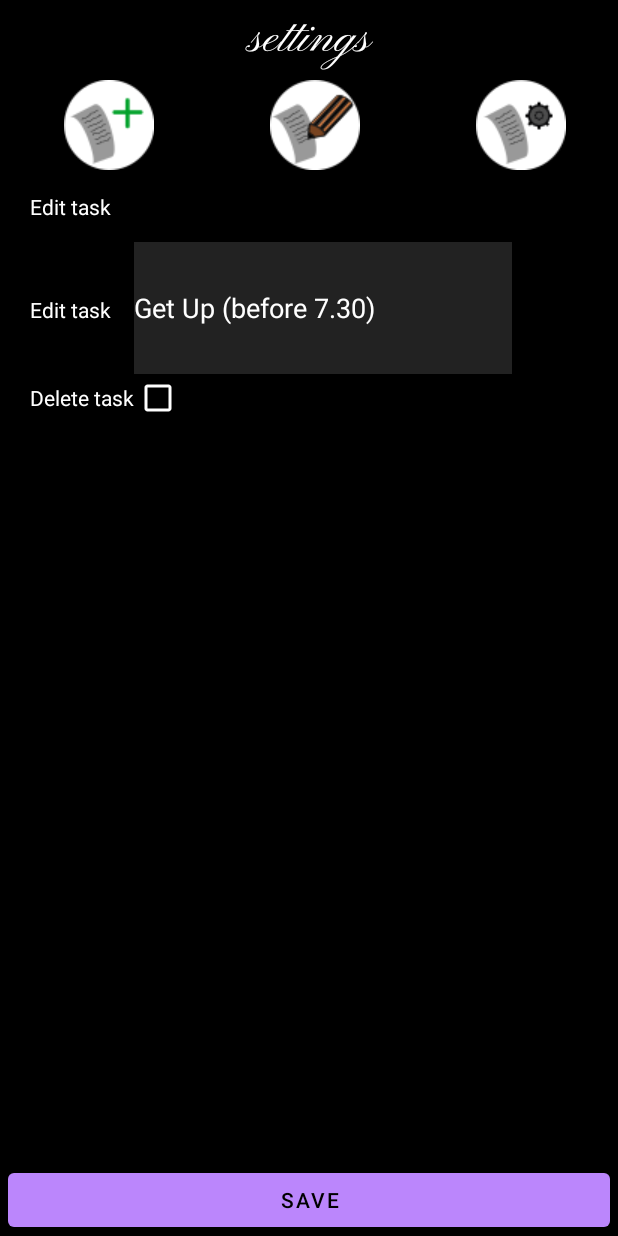
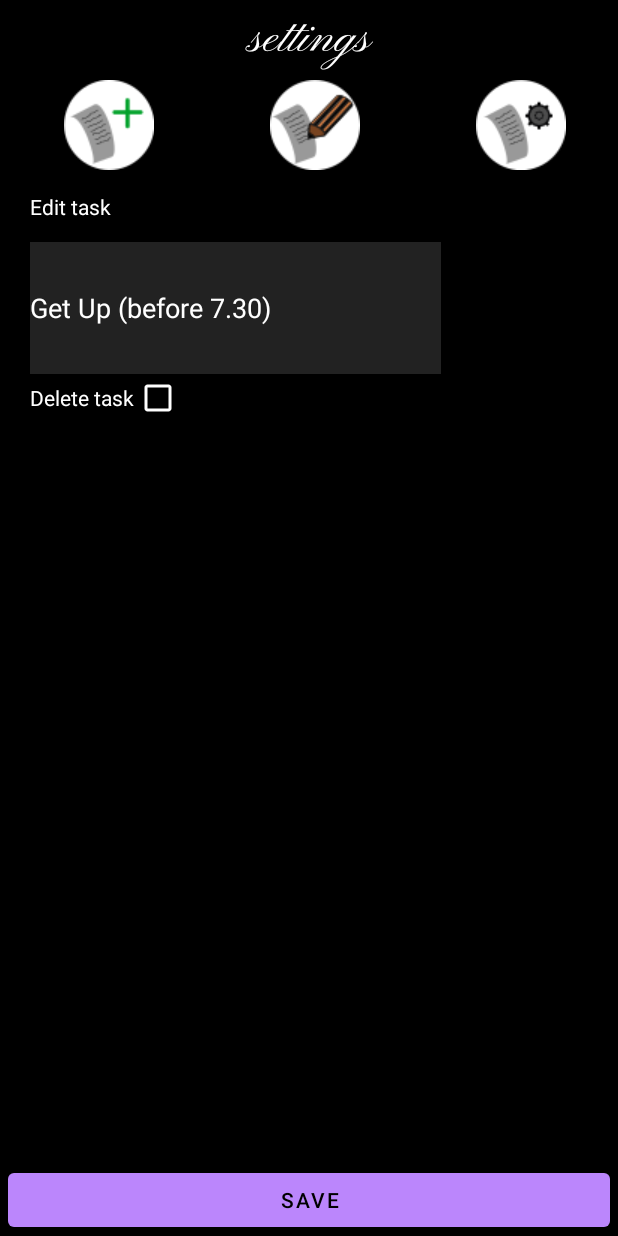
Before and after one commit to IamHere3/TaskApplication, an Android app: the fragment TaskDays placed in its activity, on a phone screen of 412 x 824 dp. Run offline under Robolectric (Android 15) with nearby library versions, the phone set to English and light mode, and no system bars.

Commit message:
Settings width setting Update
uniformed width with setting (optimised) width is currently set though a span entry box in each setting option.
As a result they are all equally broken :). however the framework is now their for after the theme update

```diff
--- a/app/src/main/java/com/example/mementomori/NewTask.java
+++ b/app/src/main/java/com/example/mementomori/NewTask.java
@@ -74,18 +74,9 @@ public class NewTask extends Fragment {
         // Import json array
         Settings activity = (Settings) getActivity();
 
-        // testing size
-        DisplayMetrics displayMetrics = new DisplayMetrics();
+        // width
         assert activity != null;
-        activity.getWindowManager().getDefaultDisplay().getMetrics(displayMetrics);
-
-        // Screen width
-        //device dpi
-        int deviceDPI = (int)(displayMetrics.density * 160f);
-        // px = dp * (dpi/160)
-        // Adjusted screen width - 40dp of padding in fragment holder + text-entry)
-        int pixels = 40 * (deviceDPI / 160);
-        int width = displayMetrics.widthPixels - pixels;
+        int width = activity.width;
 
         // Gets current theme
         int textColor = activity.textColor;
@@ -115,18 +106,17 @@ public class NewTask extends Fragment {
         editEntry.setLines(3);
         // set 40 char limit (about 3 lines)
         editEntry.setFilters(new InputFilter[] {new InputFilter.LengthFilter(100) });
-        editEntry.setWidth(width);
         //editEntry.setLayoutParams(spanPrams);
 
         // apply
         newTaskTitle.addView(editText);
         newTaskEntry.addView(editEntry);
 
-
         TableRow.LayoutParams spanPrams = (TableRow.LayoutParams) editText.getLayoutParams();
         spanPrams.span = 2;
         editEntry.setLayoutParams(spanPrams);
 
+        editEntry.setWidth(width);
 
         TableRow selectDynamicTaskRow = new TableRow(activity);
         selectDynamicTaskRow.setLayoutParams(rowPram);
@@ -341,6 +331,7 @@ public class NewTask extends Fragment {
         // Apply rows
         tableLayout.addView(newTaskTitle);
         tableLayout.addView(newTaskEntry);
+        tableLayout.addView(EditTextRow);
         tableLayout.addView(selectDynamicTaskRow);
         tableLayout.addView(TaskTypeRow);
         tableLayout.addView(taskLength);
--- a/app/src/main/java/com/example/mementomori/Settings.java
+++ b/app/src/main/java/com/example/mementomori/Settings.java
@@ -9,6 +9,7 @@ import android.content.SharedPreferences;
 import android.content.res.ColorStateList;
 import android.os.Bundle;
 import android.text.InputType;
+import android.util.DisplayMetrics;
 import android.view.View;
 import android.view.Window;
 import android.widget.CheckBox;
@@ -72,6 +73,8 @@ public class Settings extends SaveClass {
     int backgroundColor;
     ColorStateList colorStateList;
 
+    int width;
+
     @Override
     protected void onCreate(Bundle savedInstanceState) {
         super.onCreate(savedInstanceState);
@@ -94,6 +97,18 @@ public class Settings extends SaveClass {
 
         // sets text color
         textColor = getResources().getColor(R.color.white);
+
+        // gets width of device
+        DisplayMetrics displayMetrics = new DisplayMetrics();
+        this.getWindowManager().getDefaultDisplay().getMetrics(displayMetrics);
+
+        //device dpi
+        int deviceDPI = (int)(displayMetrics.density * 160f);
+        // px = dp * (dpi/160)
+        int pixels = 40 * (deviceDPI / 160);
+
+        // Adjusted screen width (40px of padding in fragment holder)
+        width = displayMetrics.widthPixels - pixels;
 
         // Initial fragment selection
         FragmentManager EditTasks = getSupportFragmentManager();
--- a/app/src/main/java/com/example/mementomori/TaskDays.java
+++ b/app/src/main/java/com/example/mementomori/TaskDays.java
@@ -60,13 +60,9 @@ public class TaskDays extends Fragment {
         // import json array
         Settings activity = (Settings) getActivity();
 
-        DisplayMetrics displayMetrics = new DisplayMetrics();
+        // Screen width
         assert activity != null;
-        activity.getWindowManager().getDefaultDisplay().getMetrics(displayMetrics);
-
-        // Screen width
-        // Adjusted screen width (40px of padding in fragment holder) - textview (200ish)
-        int width = displayMetrics.widthPixels - 300;
+        int width = activity.width;
 
         // Gets current theme
         int textColor = activity.textColor;
@@ -115,9 +111,6 @@ public class TaskDays extends Fragment {
         Spinner selectTaskDropdown = new Spinner(activity);
         selectTaskDropdown.setAdapter(spinnerArrayAdapter);
         selectTaskDropdown.setId(spinId);
-        // selectTaskDropdown.setBackgroundColor(getResources().getColor(R.color.white));
-        // Adds some px as interestingly the spinner and editText appears to have different lengths (perhaps) due to drop down button of spinner
-        selectTaskDropdown.setMinimumWidth(width + 60);
 
         selectTaskDropdown.setOnItemSelectedListener(new AdapterView.OnItemSelectedListener() {
             @Override
@@ -137,12 +130,11 @@ public class TaskDays extends Fragment {
         selectTaskRow.addView(selectTaskDropdown);
 
         // edit task
+        TableRow editTaskTitle = new TableRow(activity);
+        editTaskTitle.setLayoutParams(rowPram);
+
         TableRow editTaskRow = new TableRow(activity);
         editTaskRow.setLayoutParams(rowPram);
-
-        TextView editText = new TextView(activity);
-        editText.setText(R.string.editTask);
-        editText.setTextColor(textColor);
 
         EditText editEntry = new EditText(activity);
         editEntry.setText(R.string.holderText);
@@ -150,12 +142,16 @@ public class TaskDays extends Fragment {
         editEntry.setId(entryId);
         editEntry.setInputType(InputType.TYPE_CLASS_TEXT | InputType.TYPE_TEXT_FLAG_MULTI_LINE);
         editEntry.setLines(5);
-        editEntry.setMaxWidth(width);
         editEntry.setBackgroundColor(backgroundColor);
 
         // apply
-        editTaskRow.addView(editText);
         editTaskRow.addView(editEntry);
+
+        TableRow.LayoutParams newHobbyParams = (TableRow.LayoutParams) editEntry.getLayoutParams();
+        newHobbyParams.span = 2;
+        editEntry.setLayoutParams(newHobbyParams);
+
+        editEntry.setMaxWidth(width);
 
         // edit task
         TableRow deleteTaskRow = new TableRow(activity);
@@ -173,8 +169,11 @@ public class TaskDays extends Fragment {
         deleteTaskRow.addView(deleteTask);
         deleteTaskRow.addView(deleteCheckbox);
 
+        tableLayout.addView(editTaskTitle);
         tableLayout.addView(selectTaskRow);
+
         tableLayout.addView(editTaskRow);
+
         tableLayout.addView(deleteTaskRow);
 
         return view;
--- a/app/src/main/java/com/example/mementomori/general_settings.java
+++ b/app/src/main/java/com/example/mementomori/general_settings.java
@@ -43,13 +43,8 @@ public class general_settings extends Fragment {
         // import json array
         Settings activity = (Settings) getActivity();
         assert activity != null;
-
-        DisplayMetrics displayMetrics = new DisplayMetrics();
-        activity.getWindowManager().getDefaultDisplay().getMetrics(displayMetrics);
-
         // Screen width
-        // Adjusted screen width (40px of padding in fragment holder) - textview (200ish)
-        int width = displayMetrics.widthPixels - 40;
+        int width = activity.width;
 
         String currentTheme = activity.importTheme();
         String[] hobby = activity.importHobbies();
@@ -101,7 +96,6 @@ public class general_settings extends Fragment {
 
         // Hobbies List
         Spinner hobbySpinner = new Spinner(activity);
-        hobbySpinner.setMinimumWidth(width - 400);
 
         ArrayList<String> hobbySpinnerArray = new ArrayList<String>();
 
@@ -162,7 +156,6 @@ public class general_settings extends Fragment {
         newHobbyText.setSingleLine(false);
         newHobbyText.setInputType(InputType.TYPE_CLASS_TEXT | InputType.TYPE_TEXT_FLAG_MULTI_LINE);
         newHobbyText.setLines(3);
-        newHobbyText.setWidth(width);
         newHobbyText.setBackgroundColor(backgroundColour);
         newHobbyText.setTextColor(textColor);
 
@@ -171,6 +164,8 @@ public class general_settings extends Fragment {
         TableRow.LayoutParams newHobbyParams = (TableRow.LayoutParams) newHobbyText.getLayoutParams();
         newHobbyParams.span = 2;
         newHobbyText.setLayoutParams(newHobbyParams);
+
+        newHobbyText.setWidth(width);
 
         hobbyNew.addView(newHobby);
 
--- a/app/src/main/res/layout/activity_settings.xml
+++ b/app/src/main/res/layout/activity_settings.xml
@@ -70,8 +70,9 @@
             android:layout_width="match_parent"
             android:layout_height="wrap_content"
             android:orientation="horizontal"
+            android:layout_gravity="center_horizontal"
             android:paddingStart="20dp"
-            android:paddingEnd="20dp"
+            android:paddingEnd="0dp"
             >
 
             <!-- Loads fragments -->
--- a/app/src/main/res/layout/fragment_new_task.xml
+++ b/app/src/main/res/layout/fragment_new_task.xml
@@ -7,13 +7,13 @@
 
     <LinearLayout
         android:id="@+id/newTask"
-        android:layout_width="wrap_content"
+        android:layout_width="match_parent"
         android:layout_height="wrap_content"
         android:orientation="vertical">
 
         <LinearLayout
             android:id="@+id/taskName"
-            android:layout_width="wrap_content"
+            android:layout_width="match_parent"
             android:layout_height="wrap_content"
             android:orientation="vertical">
 
@@ -21,7 +21,7 @@
 
         <TableLayout
             android:id="@+id/tableFragment"
-            android:layout_width="wrap_content"
+            android:layout_width="match_parent"
             android:layout_height="wrap_content">
 
         </TableLayout>
```
